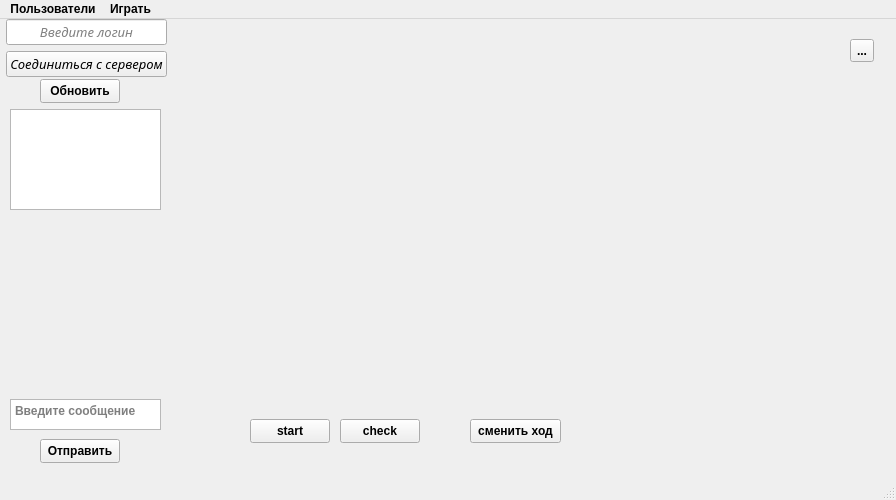
The window that client/mainwindow.ui (VladZg/Network_Battleship_2vs1) describes before a commit, drawn with Qt 5.
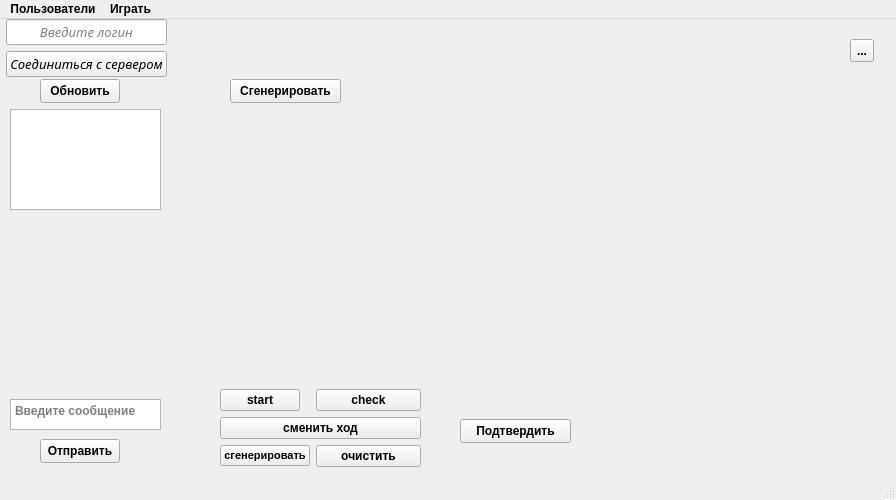
The same window after the commit. Icons and pictures are not drawn.

Commit message: class Field improved, field generation function added (test version)

Patch:
```diff
--- a/client/mainwindow.ui
+++ b/client/mainwindow.ui
@@ -170,28 +170,22 @@
      <string/>
     </property>
    </widget>
-   <widget class="QPushButton" name="switchButton">
-    <property name="geometry">
-     <rect>
-      <x>470</x>
-      <y>400</y>
-      <width>91</width>
-      <height>24</height>
-     </rect>
-    </property>
-    <property name="text">
-     <string>сменить ход</string>
-    </property>
-   </widget>
    <widget class="QLabel" name="myGameLoginLabel">
     <property name="geometry">
      <rect>
-      <x>340</x>
-      <y>60</y>
+      <x>310</x>
+      <y>30</y>
       <width>81</width>
       <height>16</height>
      </rect>
     </property>
+    <property name="font">
+     <font>
+      <pointsize>15</pointsize>
+      <weight>75</weight>
+      <bold>true</bold>
+     </font>
+    </property>
     <property name="text">
      <string/>
     </property>
@@ -199,12 +193,19 @@
    <widget class="QLabel" name="enemyGameLoginLabel">
     <property name="geometry">
      <rect>
-      <x>630</x>
-      <y>60</y>
+      <x>620</x>
+      <y>30</y>
       <width>81</width>
       <height>16</height>
      </rect>
     </property>
+    <property name="font">
+     <font>
+      <pointsize>15</pointsize>
+      <weight>75</weight>
+      <bold>true</bold>
+     </font>
+    </property>
     <property name="text">
      <string/>
     </property>
@@ -225,32 +226,86 @@
      <string>...</string>
     </property>
    </widget>
-   <widget class="QPushButton" name="startButton">
+   <widget class="QPushButton" name="generateFieldButton">
     <property name="geometry">
      <rect>
-      <x>250</x>
-      <y>400</y>
-      <width>80</width>
+      <x>230</x>
+      <y>60</y>
+      <width>111</width>
       <height>24</height>
      </rect>
     </property>
     <property name="text">
-     <string>start</string>
+     <string>Сгенерировать</string>
     </property>
    </widget>
-   <widget class="QPushButton" name="checkButton">
+   <widget class="QPushButton" name="applyFieldButton">
     <property name="geometry">
      <rect>
-      <x>340</x>
+      <x>460</x>
       <y>400</y>
-      <width>80</width>
+      <width>111</width>
       <height>24</height>
      </rect>
     </property>
     <property name="text">
-     <string>check</string>
+     <string>Подтвердить</string>
     </property>
    </widget>
+   <widget class="QWidget" name="formLayoutWidget_2">
+    <property name="geometry">
+     <rect>
+      <x>220</x>
+      <y>370</y>
+      <width>201</width>
+      <height>91</height>
+     </rect>
+    </property>
+    <layout class="QFormLayout" name="debugButtonsLayout">
+     <item row="0" column="1">
+      <widget class="QPushButton" name="checkButton">
+       <property name="text">
+        <string>check</string>
+       </property>
+      </widget>
+     </item>
+     <item row="1" column="0" colspan="2">
+      <widget class="QPushButton" name="switchButton">
+       <property name="text">
+        <string>сменить ход</string>
+       </property>
+      </widget>
+     </item>
+     <item row="2" column="0">
+      <widget class="QPushButton" name="generateButton">
+       <property name="font">
+        <font>
+         <pointsize>8</pointsize>
+         <weight>75</weight>
+         <bold>true</bold>
+        </font>
+       </property>
+       <property name="text">
+        <string>сгенерировать</string>
+       </property>
+      </widget>
+     </item>
+     <item row="0" column="0">
+      <widget class="QPushButton" name="startButton">
+       <property name="text">
+        <string>start</string>
+       </property>
+      </widget>
+     </item>
+     <item row="2" column="1">
+      <widget class="QPushButton" name="clearButton">
+       <property name="text">
+        <string>очистить</string>
+       </property>
+      </widget>
+     </item>
+    </layout>
+   </widget>
   </widget>
   <widget class="QMenuBar" name="menubar">
    <property name="geometry">
```
The commit also changes 6 other files.
